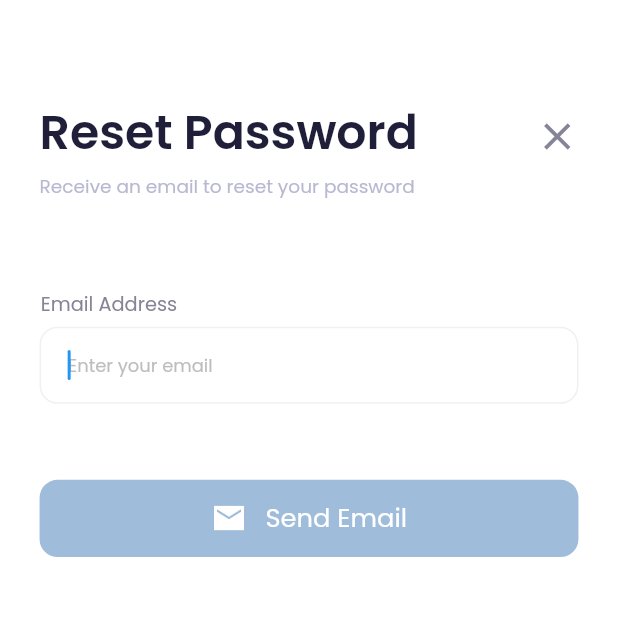
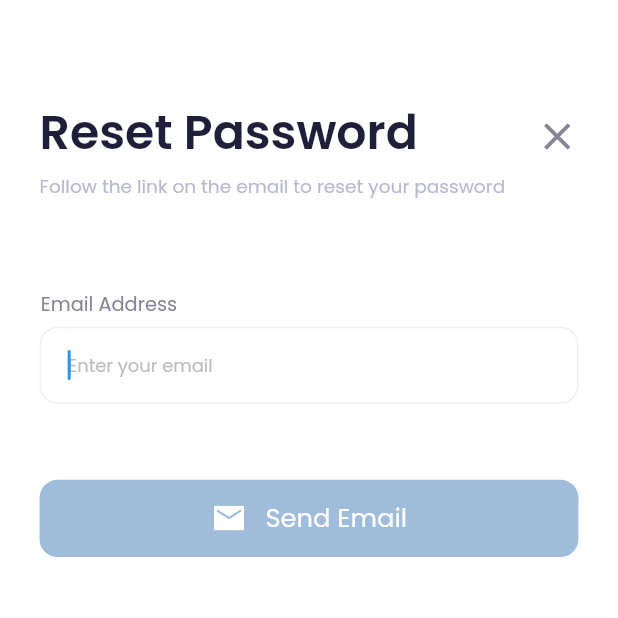
Before and after one commit to ZiY1/Autism-Bridge, a Flutter app: the AsdResetPasswordScreen screen opened directly, on a phone screen of 412 x 824 dp, the top half of it. Run offline on Flutter 3.47's test engine with Material 2 defaults, Android fonts, the phone set to English and light mode, and no system bars; our stand-ins replace cloud_firestore, date_format, dotted_border, email_validator, firebase_auth, firebase_core and 7 more; missing offline and left inert: flutter_pdfview, flutter_picker, mailer; accounts and stored records are empty.

Commit message:
Fixed one UI render flow

```diff
--- a/lib/screens/asd_pdf_export_screen.dart
+++ b/lib/screens/asd_pdf_export_screen.dart
@@ -199,7 +199,7 @@ class _AsdPdfExportScreenState extends State<AsdPdfExportScreen> {
                   crossAxisAlignment: CrossAxisAlignment.start,
                   children: [
                     Expanded(
-                      flex: 5,
+                      flex: 4,
                       child: TextFormField(
                         autofocus: true,
                         onChanged: (email) {
--- a/lib/screens/asd_reset_password_screen.dart
+++ b/lib/screens/asd_reset_password_screen.dart
@@ -88,7 +88,8 @@ class _AsdResetPasswordScreenState extends State<AsdResetPasswordScreen> {
               children: [
                 RegistrationTitle(
                   title: 'Reset Password',
-                  subtitle: 'Receive an email to reset your password',
+                  subtitle:
+                      'Follow the link on the email to reset your password',
                   backOnPressed: () {
                     Navigator.pop(context);
                   },
```
